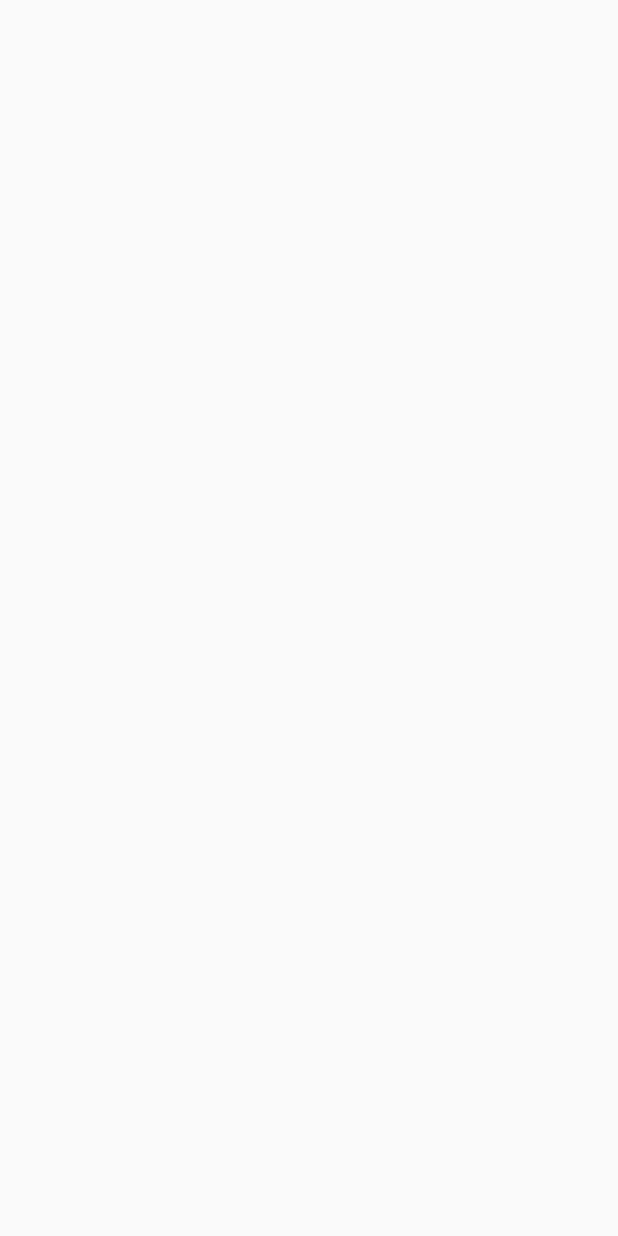
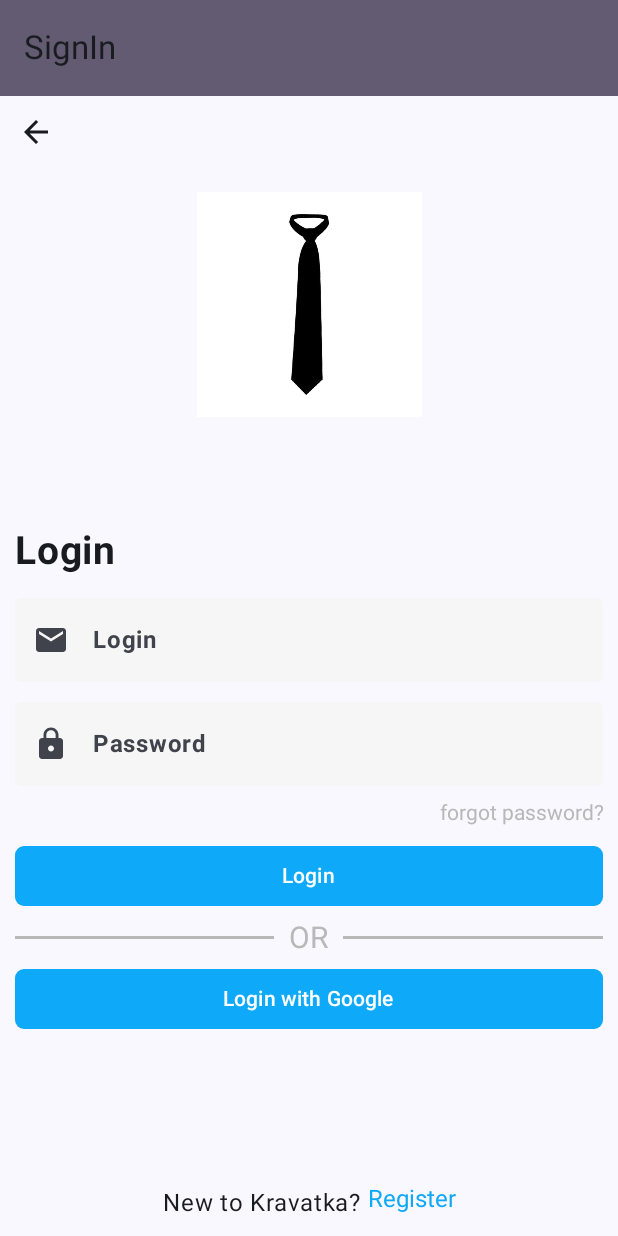
Before and after one commit to khyzhun/kravatka, an Android app built with Jetpack Compose: the SignInScreen screen opened through its navigation route, on a phone screen of 412 x 824 dp. Before the commit the screen is empty. Run offline under Robolectric (Android 15) with nearby library versions, the phone set to English and light mode, and no system bars; our stand-ins replace Dagger/Hilt's generated code.

Commit message:
implementation SignInScreen

```diff
--- a/app/src/main/java/com/khyzhun/kravatka/pages/MainActivity.kt
+++ b/app/src/main/java/com/khyzhun/kravatka/pages/MainActivity.kt
@@ -1,16 +1,21 @@
 package com.khyzhun.kravatka.pages
 
+import android.content.Context
 import android.os.Bundle
+import android.widget.Toast
 import androidx.activity.ComponentActivity
 import androidx.activity.compose.setContent
 import androidx.compose.runtime.Composable
 import androidx.compose.ui.Modifier
+import androidx.compose.ui.platform.LocalContext
 import androidx.hilt.navigation.compose.hiltViewModel
 import androidx.navigation.NavHostController
 import androidx.navigation.compose.NavHost
 import androidx.navigation.compose.composable
 import androidx.navigation.compose.rememberNavController
 import com.khyzhun.kravatka.navigation.Routes
+import com.khyzhun.kravatka.pages.sign_in.SignInScreen
+import com.khyzhun.kravatka.pages.sign_in.SignInViewModel
 import com.khyzhun.kravatka.pages.splash.SplashScreen
 import com.khyzhun.kravatka.pages.splash.SplashViewModel
 import com.khyzhun.kravatka.pages.welcome.WelcomeScreen
@@ -37,18 +42,19 @@ fun RootAppNavigation(
     navController: NavHostController = rememberNavController(),
     startDestination: String = Routes.Splash.route,
 ) {
+    val ctx = LocalContext.current
+
     NavHost(
         modifier = modifier,
         navController = navController,
         startDestination = startDestination,
     ) {
-
         composable(Routes.Splash.route) {
             val viewModel = hiltViewModel<SplashViewModel>()
             SplashScreen(
                 viewModel = viewModel,
                 onNavigationNext = {
-                    navController.navigate(route = Routes.Welcome.route) {
+                    navController.navigate(route = Routes.SignIn.route) {
                         popUpTo(0)
                     }
                 }
@@ -59,16 +65,23 @@ fun RootAppNavigation(
             WelcomeScreen(
                 viewModel = viewModel,
                 onNavigateToSignIn = {
-                     navController.navigate(route = Routes.SignIn.route)
+                    navController.navigate(route = Routes.SignIn.route)
                 },
                 onNavigateToSignUp = {
-                     navController.navigate(route = Routes.SignUp.route)
+                    navController.navigate(route = Routes.SignUp.route)
                 },
             )
-
         }
         composable(Routes.SignIn.route) {
-            // TBD.
+            val viewModel = hiltViewModel<SignInViewModel>()
+            SignInScreen(
+                viewModel = viewModel,
+                onBackClick = { navController.popBackStack() },
+                onForgotPasswordClick = {showToast("onForgotPasswordClick",ctx) },
+                onLoginClick = {showToast("onLoginClick",ctx) },
+                onLoginGoogleClick = { showToast("onLoginGoogleClick",ctx) },
+                onRegisterClick = { showToast("onRegisterClick",ctx) },
+            )
         }
         composable(Routes.SignUp.route) {
             // TBD.
@@ -78,4 +91,10 @@ fun RootAppNavigation(
         }
 
     }
+
 }
+
+
+private fun showToast(text: String, context: Context) {
+    Toast.makeText(context, text, Toast.LENGTH_SHORT).show()
+}
--- /dev/null
+++ b/app/src/main/java/com/khyzhun/kravatka/pages/sign_in/SignInScreen.kt
@@ -0,0 +1,259 @@
+package com.khyzhun.kravatka.pages.sign_in
+
+import androidx.compose.foundation.Image
+import androidx.compose.foundation.layout.Arrangement
+import androidx.compose.foundation.layout.Box
+import androidx.compose.foundation.layout.Column
+import androidx.compose.foundation.layout.Row
+import androidx.compose.foundation.layout.fillMaxHeight
+import androidx.compose.foundation.layout.fillMaxWidth
+import androidx.compose.foundation.layout.height
+import androidx.compose.foundation.layout.padding
+import androidx.compose.foundation.shape.RoundedCornerShape
+import androidx.compose.foundation.text.ClickableText
+import androidx.compose.foundation.text.KeyboardOptions
+import androidx.compose.material.icons.Icons
+import androidx.compose.material.icons.filled.ArrowBack
+import androidx.compose.material.icons.filled.Email
+import androidx.compose.material.icons.filled.Lock
+import androidx.compose.material3.Button
+import androidx.compose.material3.ButtonDefaults
+import androidx.compose.material3.Divider
+import androidx.compose.material3.ExperimentalMaterial3Api
+import androidx.compose.material3.Icon
+import androidx.compose.material3.IconButton
+import androidx.compose.material3.OutlinedTextField
+import androidx.compose.material3.Scaffold
+import androidx.compose.material3.Text
+import androidx.compose.material3.TextFieldDefaults
+import androidx.compose.material3.TopAppBar
+import androidx.compose.material3.TopAppBarDefaults
+import androidx.compose.runtime.Composable
+import androidx.compose.runtime.getValue
+import androidx.compose.runtime.mutableStateOf
+import androidx.compose.runtime.remember
+import androidx.compose.runtime.setValue
+import androidx.compose.ui.Alignment
+import androidx.compose.ui.Modifier
+import androidx.compose.ui.graphics.Color
+import androidx.compose.ui.res.painterResource
+import androidx.compose.ui.res.stringResource
+import androidx.compose.ui.text.AnnotatedString
+import androidx.compose.ui.text.TextStyle
+import androidx.compose.ui.text.font.FontWeight
+import androidx.compose.ui.text.input.KeyboardType
+import androidx.compose.ui.text.input.PasswordVisualTransformation
+import androidx.compose.ui.text.style.TextAlign
+import androidx.compose.ui.text.style.TextOverflow
+import androidx.compose.ui.unit.dp
+import androidx.compose.ui.unit.sp
+import com.khyzhun.kravatka.R
+import com.khyzhun.kravatka.ui.theme.PurpleGrey40
+import java.util.*
+
+@OptIn(ExperimentalMaterial3Api::class)
+@Composable
+fun SignInScreen(
+    viewModel: SignInViewModel,
+    onBackClick: () -> Unit,
+    onForgotPasswordClick: () -> Unit,
+    onLoginClick: () -> Unit,
+    onLoginGoogleClick: () -> Unit,
+    onRegisterClick: () -> Unit
+) {
+    Scaffold(topBar = { TopBar() }) {
+        SignInScreenContent(
+            viewModel = viewModel,
+            onBackClick = onBackClick,
+            onForgotPasswordClick = onForgotPasswordClick,
+            onLoginClick = onLoginClick,
+            onLoginGoogleClick = onLoginGoogleClick,
+            onRegisterClick = onRegisterClick,
+            modifier = Modifier.padding(it)
+        )
+    }
+}
+
+@OptIn(ExperimentalMaterial3Api::class)
+@Composable
+private fun SignInScreenContent(
+    modifier: Modifier,
+    viewModel: SignInViewModel,
+    onBackClick: () -> Unit,
+    onForgotPasswordClick: () -> Unit,
+    onLoginClick: () -> Unit,
+    onLoginGoogleClick: () -> Unit,
+    onRegisterClick: () -> Unit
+) {
+    Column(
+        modifier = Modifier
+    ) {
+        var login by remember { mutableStateOf("") }
+        var password by remember { mutableStateOf("") }
+
+        Box(modifier = modifier) {
+            IconButton(onClick = { onBackClick() }) {
+                Icon(
+                    imageVector = Icons.Filled.ArrowBack,
+                    contentDescription = null
+                )
+            }
+            Image(
+                painter = painterResource(id = R.drawable.necktie_image),
+                contentDescription = null,
+                modifier = modifier
+                    .fillMaxWidth()
+                    .height(150.dp)
+            )
+        }
+        Column(modifier = modifier.padding(10.dp)) {
+            Text(
+                text = stringResource(R.string.login),
+                fontSize = 26.sp,
+                fontWeight = FontWeight.Bold,
+            )
+
+            OutlinedTextField(
+                value = login,
+                onValueChange = { login = it.trim() },
+                label = {
+                    Text(text = stringResource(R.string.login), fontWeight = FontWeight.Bold)
+                        },
+                leadingIcon = {
+                    Icon(
+                        imageVector = Icons.Filled.Email,
+                        contentDescription = stringResource(id = R.string.login)
+                    )
+                },
+                colors = TextFieldDefaults.outlinedTextFieldColors(
+                    focusedBorderColor = Color(0xFFB8B8B8),
+                    unfocusedBorderColor = Color(0xFFF6F6F6),
+                    containerColor = Color(0xFFF6F6F6),
+                    textColor = Color(0xFF9D9D9D),
+                    focusedLabelColor = Color(0xFF222222)
+                ),
+                singleLine = true,
+                keyboardOptions = KeyboardOptions(keyboardType = KeyboardType.Email),
+                modifier = Modifier
+                    .fillMaxWidth()
+                    .padding(top = 8.dp)
+            )
+
+            OutlinedTextField(
+                value = password,
+                onValueChange = { password = it.trim() },
+                label = {
+                    Text(text = stringResource(R.string.password), fontWeight = FontWeight.Bold)
+                },
+                leadingIcon = {
+                    Icon(
+                        imageVector = Icons.Filled.Lock,
+                        contentDescription = stringResource(id = R.string.password)
+                    )
+                },
+                colors = TextFieldDefaults.outlinedTextFieldColors(
+                    focusedBorderColor = Color(0xFFB8B8B8),
+                    unfocusedBorderColor = Color(0xFFF6F6F6),
+                    containerColor = Color(0xFFF6F6F6),
+                    textColor = Color(0xFF9D9D9D),
+                    focusedLabelColor = Color(0xFF222222)
+                ),
+                keyboardOptions = KeyboardOptions(keyboardType = KeyboardType.Password),
+                singleLine = true,
+                visualTransformation = PasswordVisualTransformation(),
+                modifier = Modifier
+                    .fillMaxWidth()
+                    .padding(top = 5.dp)
+            )
+            ClickableText(
+                style = TextStyle(textAlign = TextAlign.End, color = Color(0xFFB8B8B8)),
+                text = AnnotatedString(
+                    stringResource(id = R.string.forgot_password).lowercase(Locale.ROOT),
+                ),
+                onClick = { onForgotPasswordClick() },
+                modifier = Modifier
+                    .padding(0.dp, 10.dp)
+                    .fillMaxWidth()
+            )
+            ButtonAction(text = stringResource(id = R.string.login), onLoginClick)
+
+            Row(
+                verticalAlignment = Alignment.CenterVertically,
+                horizontalArrangement = Arrangement.SpaceBetween,
+                modifier = Modifier
+                    .fillMaxWidth()
+                    .padding(0.dp, 5.dp)
+            ) {
+                Divider(
+                    color = Color(0xFFB8B8B8), thickness = 2.dp,
+                    modifier = Modifier.weight(1f)
+                )
+                Text(
+                    text = stringResource(id = R.string.or).uppercase(Locale.ROOT),
+                    fontSize = 20.sp,
+                    modifier = Modifier.padding(start = 10.dp, end = 10.dp),
+                    style = TextStyle(color = Color(0xFFB8B8B8))
+                )
+                Divider(
+                    color = Color(0xFFB8B8B8), thickness = 2.dp,
+                    modifier = Modifier.weight(1f)
+                )
+            }
+            ButtonAction(text = stringResource(id = R.string.login_with_google), onLoginGoogleClick)
+
+            Column(
+                modifier = Modifier
+                    .fillMaxHeight()
+                    .fillMaxWidth(),
+                verticalArrangement = Arrangement.Bottom,
+                horizontalAlignment = Alignment.CenterHorizontally
+            ) {
+                Row {
+                    Text(
+                        text = "${stringResource(id = R.string.new_to)} " +
+                                "${stringResource(id = R.string.app_name)}? ",
+                        fontSize = 16.sp,
+                    )
+                    ClickableText(
+                        text = AnnotatedString(
+                            stringResource(id = R.string.register)
+                        ),
+                        onClick = { onRegisterClick() },
+                        style = TextStyle(
+                            textAlign = TextAlign.End,
+                            fontSize = 16.sp,
+                            color = Color(0xFF0EA9F8)
+                        ),
+                    )
+                }
+            }
+        }
+
+    }
+}
+
+@OptIn(ExperimentalMaterial3Api::class)
+@Composable
+private fun TopBar() {
+    TopAppBar(
+        title = {
+            Text(
+                text = "SignIn", maxLines = 1, overflow = TextOverflow.Ellipsis
+            )
+        }, colors = TopAppBarDefaults.smallTopAppBarColors(PurpleGrey40)
+    )
+}
+
+@Composable
+private fun ButtonAction(text: String, onClick: () -> Unit) {
+    Button(
+        onClick = { onClick() },
+        modifier = Modifier.fillMaxWidth(),
+        shape = RoundedCornerShape(6.dp),
+        colors = ButtonDefaults.buttonColors(
+            containerColor = Color(0xFF0EA9F8),
+        ),
+    ) {
+        Text(text)
+    }
+}
--- /dev/null
+++ b/app/src/main/java/com/khyzhun/kravatka/pages/sign_in/SignInViewModel.kt
@@ -0,0 +1,10 @@
+package com.khyzhun.kravatka.pages.sign_in
+
+import androidx.lifecycle.ViewModel
+import dagger.hilt.android.lifecycle.HiltViewModel
+import javax.inject.Inject
+
+@HiltViewModel
+class SignInViewModel @Inject constructor() : ViewModel() {
+
+}
--- a/app/src/main/java/com/khyzhun/kravatka/ui/theme/Theme.kt
+++ b/app/src/main/java/com/khyzhun/kravatka/ui/theme/Theme.kt
@@ -18,7 +18,7 @@ import androidx.core.view.WindowCompat
 private val DarkColorScheme = darkColorScheme(
     primary = Purple80,
     secondary = PurpleGrey80,
-    tertiary = Pink80
+    tertiary = Pink80,
 )
 
 private val LightColorScheme = lightColorScheme(
--- a/app/src/main/res/values/strings.xml
+++ b/app/src/main/res/values/strings.xml
@@ -1,3 +1,11 @@
 <resources>
     <string name="app_name">Kravatka</string>
+
+    <string name="login">Login</string>
+    <string name="login_with_google">Login with Google</string>
+    <string name="password">Password</string>
+    <string name="forgot_password">Forgot password?</string>
+    <string name="or">Or</string>
+    <string name="new_to">New to</string>
+    <string name="register">Register</string>
 </resources>
```
Also changed, not shown: app/src/main/java/com/khyzhun/kravatka/ui/theme/Color.kt (line endings or trailing spaces), app/src/main/res/drawable/necktie_image.jpeg (added).
